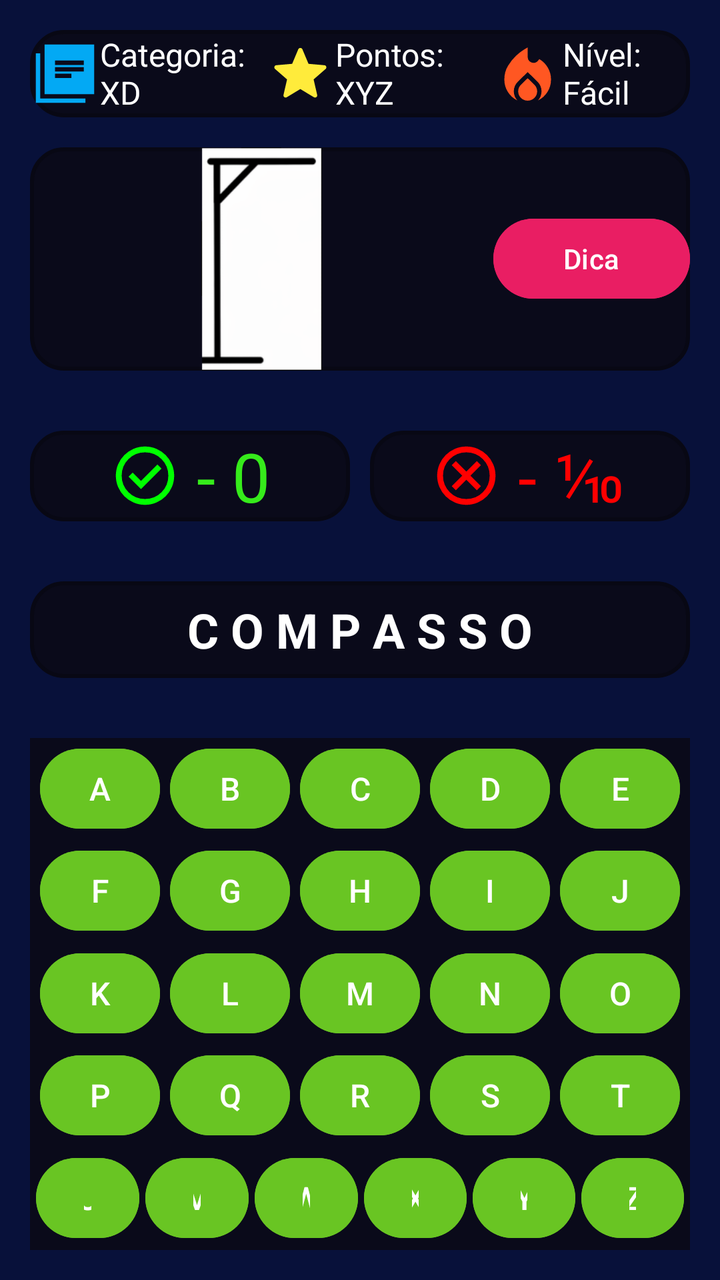
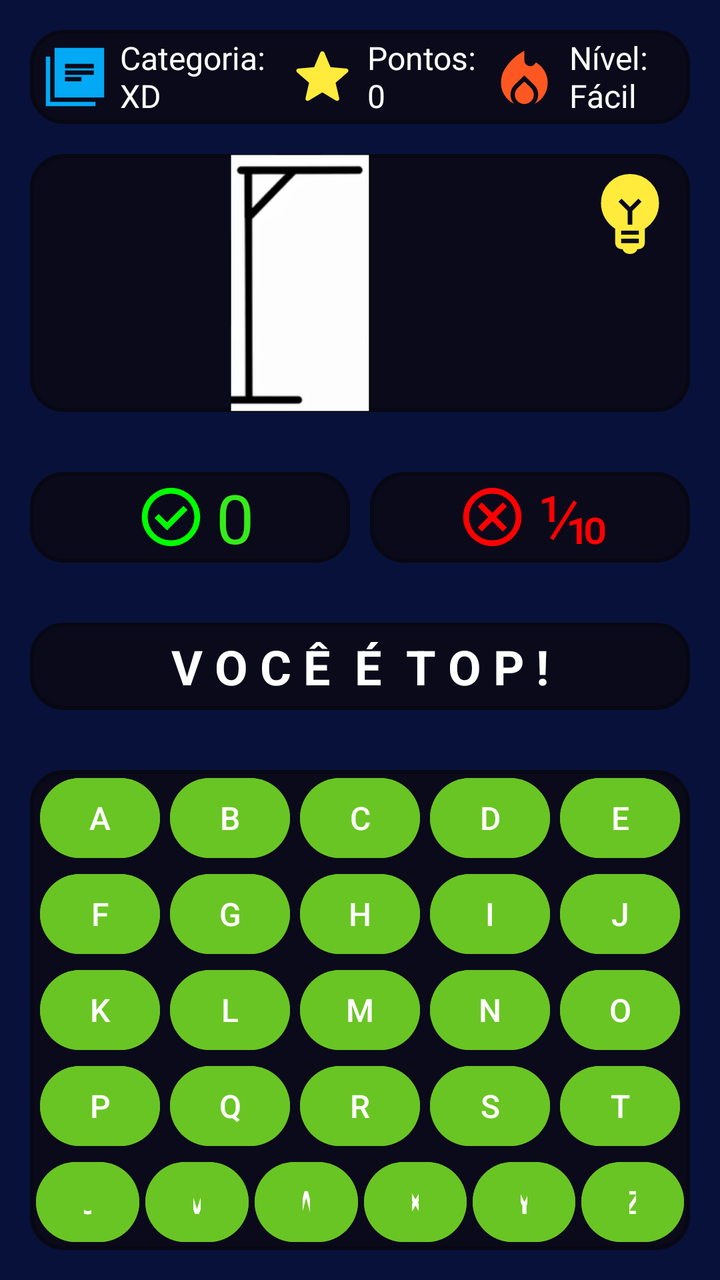

Two renders of the same Android screen: before a commit and after it. Below are the layout's source before the change and the commit's diff.
<!-- AndroidManifest.xml: application theme Theme.Forca_Integrado -->
<!-- res/layout/activity_tela_jogo.xml -->
<?xml version="1.0" encoding="utf-8"?>
<LinearLayout xmlns:android="http://schemas.android.com/apk/res/android"
    xmlns:app="http://schemas.android.com/apk/res-auto"
    xmlns:tools="http://schemas.android.com/tools"
    android:id="@+id/main"
    android:layout_width="match_parent"
    android:layout_height="match_parent"
    android:background="#08113A"
    android:orientation="vertical"
    tools:context=".TelaJogo">

    <LinearLayout
        android:layout_width="match_parent"
        android:layout_height="wrap_content"
        android:layout_marginStart="15dp"
        android:layout_marginLeft="15dp"
        android:layout_marginTop="15dp"
        android:layout_marginEnd="15dp"
        android:layout_marginRight="15dp"
        android:layout_weight="0.05"
        android:background="@drawable/borda"
        android:gravity="center"
        android:orientation="horizontal">

        <LinearLayout
            android:layout_width="wrap_content"
            android:layout_height="match_parent"
            android:layout_weight="0.40"
            android:gravity="center"
            android:orientation="horizontal">

            <ImageView
                android:id="@+id/imageView7"
                android:layout_width="35dp"
                android:layout_height="35dp"
                android:layout_weight="0"
                android:tint="#03A9F4"
                app:srcCompat="@drawable/library_books_48px" />

            <TextView
                android:id="@+id/textCategoria"
                android:layout_width="wrap_content"
                android:layout_height="wrap_content"
                android:layout_weight="0"
                android:text="Categoria: XD"
                android:textColor="#FFFFFF"
                android:textSize="16sp" />
        </LinearLayout>

        <LinearLayout
            android:layout_width="wrap_content"
            android:layout_height="match_parent"
            android:layout_weight="0.25"
            android:gravity="center"
            android:orientation="horizontal">

            <ImageView
                android:id="@+id/imageView5"
                android:layout_width="35dp"
                android:layout_height="35dp"
                android:layout_weight="0"
                android:tint="#FFEB3B"
                app:srcCompat="@drawable/star_48px_1_" />

            <TextView
                android:id="@+id/textPontos"
                android:layout_width="wrap_content"
                android:layout_height="wrap_content"
                android:layout_weight="0"
                android:text="Pontos: XYZ"
                android:textColor="#FFFFFF"
                android:textSize="16sp" />
        </LinearLayout>

        <LinearLayout
            android:layout_width="wrap_content"
            android:layout_height="match_parent"
            android:layout_weight="0.35"
            android:gravity="center"
            android:orientation="horizontal">

            <ImageView
                android:id="@+id/imageView6"
                android:layout_width="35dp"
                android:layout_height="35dp"
                android:layout_weight="0"
                android:tint="#FF5722"
                app:srcCompat="@drawable/local_fire_department_48px" />

            <TextView
                android:id="@+id/textNivel"
                android:layout_width="wrap_content"
                android:layout_height="wrap_content"
                android:layout_weight="0"
                android:text="Nível: Fácil"
                android:textColor="#FFFFFF"
                android:textSize="16sp" />

        </LinearLayout>

    </LinearLayout>

    <LinearLayout
        android:layout_width="match_parent"
        android:layout_height="wrap_content"
        android:layout_margin="15dp"
        android:layout_weight="1"
        android:background="@drawable/borda"
        android:gravity="center"
        android:orientation="horizontal">

        <LinearLayout
            android:layout_width="wrap_content"
            android:layout_height="match_parent"
            android:layout_weight="0.5"
            android:orientation="horizontal">

            <ImageView
                android:id="@+id/imageView2"
                android:layout_width="match_parent"
                android:layout_height="match_parent"
                app:srcCompat="@drawable/forca_0_9" />
        </LinearLayout>

        <LinearLayout
            android:layout_width="wrap_content"
            android:layout_height="wrap_content"
            android:layout_weight="0.25"
            android:orientation="horizontal">

            <Button
                android:id="@+id/buttonDica"
                android:layout_width="5dp"
                android:layout_height="wrap_content"
                android:layout_weight="0.15"
                android:backgroundTint="#E91E63"
                android:text="Dica"
                android:textColorLink="#BA3333" />
        </LinearLayout>

    </LinearLayout>

    <LinearLayout
        android:layout_width="match_parent"
        android:layout_height="wrap_content"
        android:layout_margin="15dp"
        android:layout_weight="0"
        android:background="#08113A"
        android:orientation="horizontal">

        <LinearLayout
            android:id="@+id/layout_Acerto"
            android:layout_width="match_parent"
            android:layout_height="wrap_content"
            android:layout_marginRight="5dp"
            android:layout_weight="0.5"
            android:background="@drawable/borda"
            android:gravity="center"
            android:orientation="vertical">

            <LinearLayout
                android:layout_width="match_parent"
                android:layout_height="wrap_content"
                android:layout_weight="0"
                android:gravity="center"
                android:orientation="horizontal">

                <ImageView
                    android:id="@+id/imageView3"
                    android:layout_width="35dp"
                    android:layout_height="35dp"
                    android:layout_weight="0"
                    app:srcCompat="@drawable/check_circle_24px_1_" />

                <TextView
                    android:id="@+id/numAcerto"
                    android:layout_width="wrap_content"
                    android:layout_height="wrap_content"
                    android:layout_weight="0"
                    android:gravity="center"
                    android:text=" - 0"
                    android:textColor="#36EB1B"
                    android:textSize="34sp" />

            </LinearLayout>

        </LinearLayout>

        <LinearLayout
            android:id="@+id/layout_Erro"
            android:layout_width="match_parent"
            android:layout_height="wrap_content"
            android:layout_marginLeft="5dp"
            android:layout_weight="0.5"
            android:background="@drawable/borda"
            android:gravity="center"
            android:orientation="vertical">

            <LinearLayout
                android:layout_width="match_parent"
                android:layout_height="wrap_content"
                android:layout_weight="0.5"
                android:gravity="center"
                android:orientation="horizontal">

                <ImageView
                    android:id="@+id/imageView4"
                    android:layout_width="35dp"
                    android:layout_height="35dp"
                    android:layout_weight="0"
                    app:srcCompat="@drawable/cancel_24px_1_" />

                <TextView
                    android:id="@+id/numErro"
                    android:layout_width="wrap_content"
                    android:layout_height="wrap_content"
                    android:layout_weight="0"
                    android:gravity="center"
                    android:text=" - ⅒"
                    android:textColor="#FF0000"
                    android:textSize="34sp" />

            </LinearLayout>

        </LinearLayout>
    </LinearLayout>

    <LinearLayout
        android:layout_width="match_parent"
        android:layout_height="wrap_content"
        android:layout_margin="15dp"
        android:layout_weight="0.25"
        android:background="@drawable/borda"
        android:gravity="center"
        android:orientation="vertical">

        <TextView
            android:id="@+id/textView3"
            android:layout_width="wrap_content"
            android:layout_height="wrap_content"
            android:text="C O M P A S S O"
            android:textColor="#FFFFFF"
            android:textSize="24sp"
            android:textStyle="bold" />
    </LinearLayout>

    <LinearLayout
        android:id="@+id/teclado"
        android:layout_width="match_parent"
        android:layout_height="wrap_content"
        android:layout_margin="15dp"
        android:layout_weight="0.25"
        android:background="#0A0A1A"
        android:orientation="vertical">

        <LinearLayout
            android:layout_width="match_parent"
            android:layout_height="wrap_content"
            android:layout_weight="0.20"
            android:gravity="center"
            android:orientation="horizontal">

            <Button
                android:id="@+id/id2"
                android:layout_width="wrap_content"
                android:layout_height="wrap_content"
                android:layout_marginLeft="5dp"
                android:layout_weight="1"
                android:backgroundTint="#69C523"
                android:text="A"
                android:textSize="16sp" />

            <Button
                android:id="@+id/id3"
                android:layout_width="wrap_content"
                android:layout_height="wrap_content"
                android:layout_marginLeft="5dp"
                android:layout_weight="1"
                android:backgroundTint="#69C523"
                android:text="B"
                android:textSize="16sp" />

            <Button
                android:id="@+id/id4"
                android:layout_width="wrap_content"
                android:layout_height="wrap_content"
                android:layout_marginLeft="5dp"
                android:layout_weight="1"
                android:backgroundTint="#69C523"
                android:text="C"
                android:textSize="16sp" />

            <Button
                android:id="@+id/id5"
                android:layout_width="wrap_content"
                android:layout_height="wrap_content"
                android:layout_marginLeft="5dp"
                android:layout_weight="1"
                android:backgroundTint="#69C523"
                android:text="D"
                android:textSize="16sp" />

            <Button
                android:id="@+id/id6"
                android:layout_width="wrap_content"
                android:layout_height="wrap_content"
                android:layout_marginLeft="5dp"
                android:layout_marginRight="5dp"
                android:layout_weight="1"
                android:backgroundTint="#69C523"
                android:text="E"
                android:textSize="16sp" />
        </LinearLayout>

        <LinearLayout
            android:layout_width="match_parent"
            android:layout_height="wrap_content"
            android:layout_weight="0.20"
            android:gravity="center"
            android:orientation="horizontal">

            <Button
                android:id="@+id/id7"
                android:layout_width="wrap_content"
                android:layout_height="wrap_content"
                android:layout_marginLeft="5dp"
                android:layout_weight="1"
                android:backgroundTint="#69C523"
                android:text="F"
                android:textSize="16sp" />

            <Button
                android:id="@+id/id8"
                android:layout_width="wrap_content"
                android:layout_height="wrap_content"
                android:layout_marginLeft="5dp"
                android:layout_weight="1"
                android:backgroundTint="#69C523"
                android:text="G"
                android:textSize="16sp" />

            <Button
                android:id="@+id/id9"
                android:layout_width="wrap_content"
                android:layout_height="wrap_content"
                android:layout_marginLeft="5dp"
                android:layout_weight="1"
                android:backgroundTint="#69C523"
                android:text="H"
                android:textSize="16sp" />

            <Button
                android:id="@+id/id10"
                android:layout_width="wrap_content"
                android:layout_height="wrap_content"
                android:layout_marginLeft="5dp"
                android:layout_weight="1"
                android:backgroundTint="#69C523"
                android:text="I"
                android:textSize="16sp" />

            <Button
                android:id="@+id/id11"
                android:layout_width="wrap_content"
                android:layout_height="wrap_content"
                android:layout_marginLeft="5dp"
                android:layout_marginRight="5dp"
                android:layout_weight="1"
                android:backgroundTint="#69C523"
                android:text="J"
                android:textSize="16sp" />
        </LinearLayout>

        <LinearLayout
            android:layout_width="match_parent"
            android:layout_height="wrap_content"
            android:layout_weight="0.20"
            android:gravity="center"
            android:orientation="horizontal">

            <Button
                android:id="@+id/id12"
                android:layout_width="wrap_content"
                android:layout_height="wrap_content"
                android:layout_marginLeft="5dp"
                android:layout_weight="1"
                android:backgroundTint="#69C523"
                android:text="K"
                android:textSize="16sp" />

            <Button
                android:id="@+id/id13"
                android:layout_width="wrap_content"
                android:layout_height="wrap_content"
                android:layout_marginLeft="5dp"
                android:layout_weight="1"
                android:backgroundTint="#69C523"
                android:text="L"
                android:textSize="16sp" />

            <Button
                android:id="@+id/id14"
                android:layout_width="wrap_content"
                android:layout_height="wrap_content"
                android:layout_marginLeft="5dp"
                android:layout_weight="1"
                android:backgroundTint="#69C523"
                android:text="M"
                android:textSize="16sp" />

            <Button
                android:id="@+id/id15"
                android:layout_width="wrap_content"
                android:layout_height="wrap_content"
                android:layout_marginLeft="5dp"
                android:layout_weight="1"
                android:backgroundTint="#69C523"
                android:text="N"
                android:textSize="16sp" />

            <Button
                android:id="@+id/id16"
                android:layout_width="wrap_content"
                android:layout_height="wrap_content"
                android:layout_marginLeft="5dp"
                android:layout_marginRight="5dp"
                android:layout_weight="1"
                android:backgroundTint="#69C523"
                android:text="O"
                android:textSize="16sp" />
        </LinearLayout>

        <LinearLayout
            android:layout_width="match_parent"
            android:layout_height="wrap_content"
            android:layout_weight="0.20"
            android:gravity="center"
            android:orientation="horizontal">

            <Button
                android:id="@+id/id17"
                android:layout_width="wrap_content"
                android:layout_height="wrap_content"
                android:layout_marginLeft="5dp"
                android:layout_weight="1"
                android:backgroundTint="#69C523"
                android:text="P"
                android:textSize="16sp" />

            <Button
                android:id="@+id/id18"
                android:layout_width="wrap_content"
                android:layout_height="wrap_content"
                android:layout_marginLeft="5dp"
                android:layout_weight="1"
                android:backgroundTint="#69C523"
                android:text="Q"
                android:textSize="16sp" />

            <Button
                android:id="@+id/id19"
                android:layout_width="wrap_content"
                android:layout_height="wrap_content"
                android:layout_marginLeft="5dp"
                android:layout_weight="1"
                android:backgroundTint="#69C523"
                android:text="R"
                android:textSize="16sp" />

            <Button
                android:id="@+id/id20"
                android:layout_width="wrap_content"
                android:layout_height="wrap_content"
                android:layout_marginLeft="5dp"
                android:layout_weight="1"
                android:backgroundTint="#69C523"
                android:text="S"
                android:textSize="16sp" />

            <Button
                android:id="@+id/id21"
                android:layout_width="wrap_content"
                android:layout_height="wrap_content"
                android:layout_marginLeft="5dp"
                android:layout_marginRight="5dp"
                android:layout_weight="1"
                android:backgroundTint="#69C523"
                android:text="T"
                android:textSize="16sp" />
        </LinearLayout>

        <LinearLayout
            android:layout_width="match_parent"
            android:layout_height="wrap_content"
            android:layout_weight="0.20"
            android:gravity="center"
            android:orientation="horizontal">

            <Button
                android:id="@+id/id22"
                android:layout_width="wrap_content"
                android:layout_height="wrap_content"
                android:layout_marginLeft="3dp"
                android:layout_weight="1"
                android:backgroundTint="#69C523"
                android:text="U"
                android:textSize="16sp" />

            <Button
                android:id="@+id/id23"
                android:layout_width="wrap_content"
                android:layout_height="wrap_content"
                android:layout_marginLeft="3dp"
                android:layout_weight="1"
                android:backgroundTint="#69C523"
                android:text="V"
                android:textSize="16sp" />

            <Button
                android:id="@+id/id24"
                android:layout_width="wrap_content"
                android:layout_height="wrap_content"
                android:layout_marginLeft="3dp"
                android:layout_weight="1"
                android:backgroundTint="#69C523"
                android:text="W"
                android:textSize="16sp" />

            <Button
                android:id="@+id/id25"
                android:layout_width="wrap_content"
                android:layout_height="wrap_content"
                android:layout_marginLeft="3dp"
                android:layout_weight="1"
                android:backgroundTint="#69C523"
                android:text="X"
                android:textSize="16sp" />

            <Button
                android:id="@+id/id26"
                android:layout_width="wrap_content"
                android:layout_height="wrap_content"
                android:layout_marginLeft="3dp"
                android:layout_weight="1"
                android:backgroundTint="#69C523"
                android:text="Y"
                android:textSize="16sp" />

            <Button
                android:id="@+id/id27"
                android:layout_width="wrap_content"
                android:layout_height="wrap_content"
                android:layout_marginLeft="3dp"
                android:layout_marginRight="3dp"
                android:layout_weight="1"
                android:backgroundTint="#69C523"
                android:text="Z"
                android:textSize="16sp" />
        </LinearLayout>
    </LinearLayout>
</LinearLayout>
<!-- resources referenced by this layout -->
<resources>
  <!-- drawable borda (drawable) -->
  <?xml version="1.0" encoding="utf-8"?>
  <shape xmlns:android="http://schemas.android.com/apk/res/android">
          
      <solid android:color="#0A0A1A"/>
          
      <corners android:radius="16dp"/>
          
      <stroke
          android:width="2dp"
          android:color="#080814"/>
  </shape>
  <!-- drawable library_books_48px (drawable) -->
  <vector xmlns:android="http://schemas.android.com/apk/res/android"
      android:width="48dp"
      android:height="48dp"
      android:viewportWidth="960"
      android:viewportHeight="960"
      android:tint="?attr/colorControlNormal"
      android:autoMirrored="true">
    <path
        android:fillColor="@android:color/white"
        android:pathData="M343,540L568,540L568,480L343,480L343,540ZM343,450L738,450L738,390L343,390L343,450ZM343,360L738,360L738,300L343,300L343,360ZM200,760L200,80L880,80L880,760L200,760ZM80,880L80,200L140,200L140,820L760,820L760,880L80,880Z"/>
  </vector>
  <!-- drawable local_fire_department_48px (drawable) -->
  <vector xmlns:android="http://schemas.android.com/apk/res/android"
      android:width="48dp"
      android:height="48dp"
      android:viewportWidth="960"
      android:viewportHeight="960"
      android:tint="?attr/colorControlNormal">
    <path
        android:fillColor="@android:color/white"
        android:pathData="M160,560Q160,455 210,373Q260,291 320,235Q380,179 430,149.5Q480,120 480,120L480,252Q480,289 505,310.5Q530,332 561,332Q578,332 593.5,325Q609,318 622,302L640,280Q712,322 756,396.5Q800,471 800,560Q800,655 751,731.5Q702,808 622,847Q645,821 657.5,789Q670,757 670,722Q670,684 656,650.5Q642,617 615,590L480,458L346,590Q318,617 304,650.5Q290,684 290,722Q290,757 302.5,789Q315,821 338,847Q258,808 209,731.5Q160,655 160,560ZM480,542L572,632Q590,650 600,673Q610,696 610,722Q610,775 572,812.5Q534,850 480,850Q426,850 388,812.5Q350,775 350,722Q350,696 359.5,673Q369,650 388,632L480,542Z"/>
  </vector>
  <!-- drawable star_48px_1_ (drawable) -->
  <vector xmlns:android="http://schemas.android.com/apk/res/android"
      android:width="48dp"
      android:height="48dp"
      android:viewportWidth="960"
      android:viewportHeight="960"
      android:tint="?attr/colorControlNormal">
    <path
        android:fillColor="#FFFF00"
        android:pathData="M480,691L294,803Q286,808 277,807.5Q268,807 261,802Q254,797 250.5,789Q247,781 249,771L298,559L134,416Q126,409 124.5,400.5Q123,392 125,384Q127,376 134,370.5Q141,365 151,364L368,345L452,145Q456,136 464,131.5Q472,127 480,127Q488,127 496,131.5Q504,136 508,145L592,345L809,364Q819,365 826,370.5Q833,376 835,384Q837,392 835.5,400.5Q834,409 826,416L662,559L711,771Q713,781 709.5,789Q706,797 699,802Q692,807 683,807.5Q674,808 666,803L480,691Z"/>
  </vector>
  <style name="Theme.Forca_Integrado" parent="Base.Theme.Forca_Integrado" />
  <style name="Base.Theme.Forca_Integrado" parent="Theme.Material3.DayNight.NoActionBar">
          
          
      </style>
  <!-- unchanged entries left out for length: 3 -->
</resources>

<!-- the commit's change to res/layout/activity_tela_jogo.xml (unified diff, before → after) -->
@@ -33,6 +33,7 @@
                 android:id="@+id/imageView7"
                 android:layout_width="35dp"
                 android:layout_height="35dp"
+                android:layout_margin="5dp"
                 android:layout_weight="0"
                 android:tint="#03A9F4"
                 app:srcCompat="@drawable/library_books_48px" />
@@ -58,6 +59,7 @@
                 android:id="@+id/imageView5"
                 android:layout_width="35dp"
                 android:layout_height="35dp"
+                android:layout_margin="5dp"
                 android:layout_weight="0"
                 android:tint="#FFEB3B"
                 app:srcCompat="@drawable/star_48px_1_" />
@@ -67,7 +69,7 @@
                 android:layout_width="wrap_content"
                 android:layout_height="wrap_content"
                 android:layout_weight="0"
-                android:text="Pontos: XYZ"
+                android:text="Pontos: 0"
                 android:textColor="#FFFFFF"
                 android:textSize="16sp" />
         </LinearLayout>
@@ -83,6 +85,7 @@
                 android:id="@+id/imageView6"
                 android:layout_width="35dp"
                 android:layout_height="35dp"
+                android:layout_margin="5dp"
                 android:layout_weight="0"
                 android:tint="#FF5722"
                 app:srcCompat="@drawable/local_fire_department_48px" />
@@ -124,18 +127,19 @@
 
         <LinearLayout
             android:layout_width="wrap_content"
-            android:layout_height="wrap_content"
-            android:layout_weight="0.25"
-            android:orientation="horizontal">
-
-            <Button
+            android:layout_height="match_parent"
+            android:layout_weight="0"
+            android:orientation="horizontal">
+
+            <ImageButton
                 android:id="@+id/buttonDica"
-                android:layout_width="5dp"
-                android:layout_height="wrap_content"
-                android:layout_weight="0.15"
-                android:backgroundTint="#E91E63"
-                android:text="Dica"
-                android:textColorLink="#BA3333" />
+                android:layout_width="60dp"
+                android:layout_height="60dp"
+                android:layout_weight="0"
+                android:backgroundTint="#0A0A1A"
+                android:tint="#FFEB3B"
+                app:srcCompat="@drawable/emoji_objects_48px" />
+
         </LinearLayout>
 
     </LinearLayout>
@@ -169,6 +173,7 @@
                     android:id="@+id/imageView3"
                     android:layout_width="35dp"
                     android:layout_height="35dp"
+                    android:layout_margin="5dp"
                     android:layout_weight="0"
                     app:srcCompat="@drawable/check_circle_24px_1_" />
 
@@ -178,7 +183,7 @@
                     android:layout_height="wrap_content"
                     android:layout_weight="0"
                     android:gravity="center"
-                    android:text=" - 0"
+                    android:text="0"
                     android:textColor="#36EB1B"
                     android:textSize="34sp" />
 
@@ -207,6 +212,7 @@
                     android:id="@+id/imageView4"
                     android:layout_width="35dp"
                     android:layout_height="35dp"
+                    android:layout_margin="5dp"
                     android:layout_weight="0"
                     app:srcCompat="@drawable/cancel_24px_1_" />
 
@@ -216,7 +222,7 @@
                     android:layout_height="wrap_content"
                     android:layout_weight="0"
                     android:gravity="center"
-                    android:text=" - ⅒"
+                    android:text="⅒"
                     android:textColor="#FF0000"
                     android:textSize="34sp" />
 
@@ -238,7 +244,7 @@
             android:id="@+id/textView3"
             android:layout_width="wrap_content"
             android:layout_height="wrap_content"
-            android:text="C O M P A S S O"
+            android:text="V O C Ê  É  T O P !"
             android:textColor="#FFFFFF"
             android:textSize="24sp"
             android:textStyle="bold" />
@@ -249,8 +255,8 @@
         android:layout_width="match_parent"
         android:layout_height="wrap_content"
         android:layout_margin="15dp"
-        android:layout_weight="0.25"
-        android:background="#0A0A1A"
+        android:layout_weight="0"
+        android:background="@drawable/borda"
         android:orientation="vertical">
 
         <LinearLayout
<!-- resource entries referenced after the edit -->
@@ -12,6 +12,17 @@
           android:width="2dp"
           android:color="#080814"/>
   </shape>
+  <!-- drawable emoji_objects_48px (drawable) -->
+  <vector xmlns:android="http://schemas.android.com/apk/res/android"
+      android:width="48dp"
+      android:height="48dp"
+      android:viewportWidth="960"
+      android:viewportHeight="960"
+      android:tint="?attr/colorControlNormal">
+    <path
+        android:fillColor="@android:color/white"
+        android:pathData="M480,880Q453,880 432.5,867Q412,854 406,831L392,831Q368,831 350,813Q332,795 332,771L332,628Q266,585 228,518Q190,451 190,370Q190,249 274.5,164.5Q359,80 480,80Q601,80 685.5,164.5Q770,249 770,370Q770,451 732,518Q694,585 628,628L628,771Q628,795 610,813Q592,831 568,831L554,831Q548,854 527.5,867Q507,880 480,880ZM392,771L568,771L568,727L392,727L392,771ZM392,687L568,687L568,647L392,647L392,687ZM503,587L503,450L595,358L564,327L480,411L396,327L365,358L457,450L457,587L503,587Z"/>
+  </vector>
   <!-- drawable library_books_48px (drawable) -->
   <vector xmlns:android="http://schemas.android.com/apk/res/android"
       android:width="48dp"
